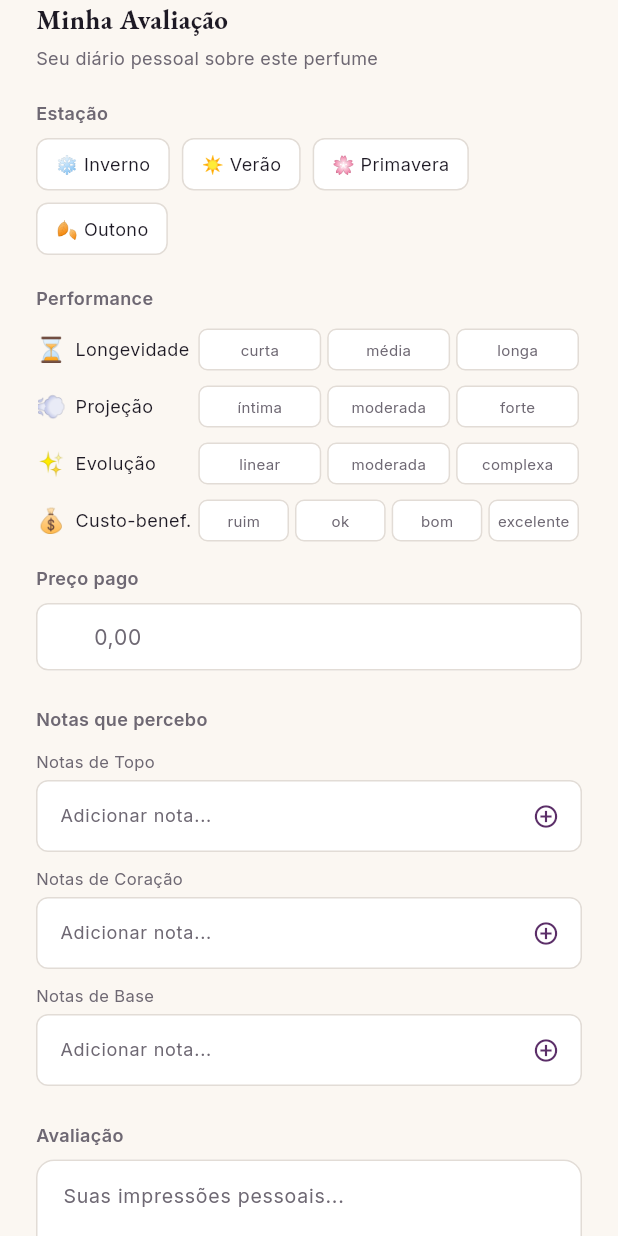
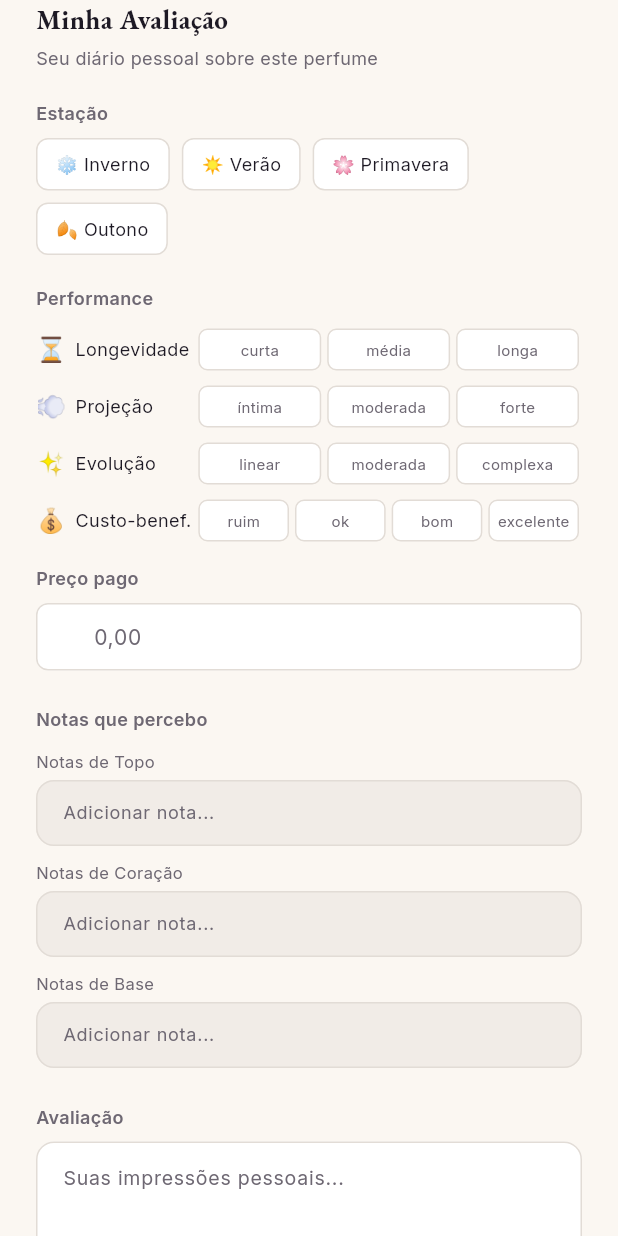
Before and after one commit to tenqueiroga/essencia-app, a Flutter app: the _MinhaAvaliacaoTab widget shown alone on an empty page, opened directly with empty values, on a phone screen of 412 x 824 dp. Run offline on Flutter 3.47's test engine with Material 3 defaults, Android fonts, the phone set to English and light mode, and no system bars; our stand-ins replace cached_network_image, camera, dio, flutter_riverpod, flutter_secure_storage, flutter_svg and 7 more; missing offline and left inert: dart:html, dart:js_util, dart:ui_web; accounts and stored records are empty; network calls fail.

Commit message:
fix: tab icons, autocomplete pattern matching brand search

```diff
--- a/lib/features/perfume_detail/presentation/perfume_detail_page.dart
+++ b/lib/features/perfume_detail/presentation/perfume_detail_page.dart
@@ -669,9 +669,9 @@ class _PerfumeTabSectionState extends State<_PerfumeTabSection> {
               final isActive = activeIndex == index;
               final icon = switch (index) {
                 0 => isActive ? Icons.local_florist : Icons.local_florist_outlined,
-                1 => isActive ? Icons.equalizer : Icons.equalizer_outlined,
+                1 => isActive ? Icons.show_chart : Icons.show_chart,
                 2 => isActive ? Icons.info : Icons.info_outline,
-                3 => isActive ? Icons.rate_review : Icons.rate_review_outlined,
+                3 => isActive ? Icons.star : Icons.star_outline,
                 _ => Icons.circle,
               };
               final label = switch (index) {
@@ -1735,14 +1735,14 @@ class _MinhaAvaliacaoTabState extends State<_MinhaAvaliacaoTab> {
   Widget _notesInput(String label, TextEditingController controller, List<String> notes, ValueChanged<List<String>> onChanged) {
     return StatefulBuilder(
       builder: (context, setLocalState) {
-        // Filter suggestions based on current text
         final query = controller.text.toLowerCase();
         final suggestions = query.length >= 2
             ? _allKnownNotes
                 .where((n) => n.toLowerCase().contains(query) && !notes.contains(n))
-                .take(5)
+                .take(6)
                 .toList()
             : <String>[];
+        final showSuggestions = suggestions.isNotEmpty;
 
         return Column(
           crossAxisAlignment: CrossAxisAlignment.start,
@@ -1768,10 +1768,7 @@ class _MinhaAvaliacaoTabState extends State<_MinhaAvaliacaoTab> {
                     child: Row(
                       mainAxisSize: MainAxisSize.min,
                       children: [
-                        Text(
-                          note,
-                          style: GoogleFonts.inter(fontSize: 11, color: OlfatoTokens.plum),
-                        ),
+                        Text(note, style: GoogleFonts.inter(fontSize: 11, color: OlfatoTokens.plum)),
                         const SizedBox(width: 4),
                         GestureDetector(
                           onTap: () {
@@ -1794,21 +1791,13 @@ class _MinhaAvaliacaoTabState extends State<_MinhaAvaliacaoTab> {
                 hintStyle: GoogleFonts.inter(fontSize: 12, color: OlfatoTokens.gray),
                 isDense: true,
                 filled: true,
-                fillColor: Colors.white,
-                border: OutlineInputBorder(
-                  borderRadius: BorderRadius.circular(8),
-                  borderSide: BorderSide(color: OlfatoTokens.borderLight),
-                ),
-                enabledBorder: OutlineInputBorder(
-                  borderRadius: BorderRadius.circular(8),
-                  borderSide: BorderSide(color: OlfatoTokens.borderLight),
-                ),
-                focusedBorder: OutlineInputBorder(
-                  borderRadius: BorderRadius.circular(8),
-                  borderSide: const BorderSide(color: OlfatoTokens.plum),
-                ),
-                contentPadding: const EdgeInsets.symmetric(horizontal: 12, vertical: 10),
-                suffixIcon: IconButton(
+                fillColor: OlfatoTokens.mist,
+                contentPadding: const EdgeInsets.symmetric(horizontal: 14, vertical: 12),
+                border: OutlineInputBorder(borderRadius: BorderRadius.circular(OlfatoTokens.radiusControl), borderSide: BorderSide.none),
+                enabledBorder: OutlineInputBorder(borderRadius: BorderRadius.circular(OlfatoTokens.radiusControl), borderSide: BorderSide(color: OlfatoTokens.borderLight)),
+                focusedBorder: OutlineInputBorder(borderRadius: BorderRadius.circular(OlfatoTokens.radiusControl), borderSide: BorderSide(color: OlfatoTokens.plum)),
+                suffixIcon: controller.text.isNotEmpty
+                    ? IconButton(
                         icon: const Icon(Icons.add_circle_outline, size: 18, color: OlfatoTokens.plum),
                         onPressed: () {
                           final text = controller.text.trim();
@@ -1819,7 +1808,8 @@ class _MinhaAvaliacaoTabState extends State<_MinhaAvaliacaoTab> {
                             setLocalState(() {});
                           }
                         },
-                ),
+                      )
+                    : null,
               ),
               onSubmitted: (text) {
                 if (text.trim().isNotEmpty) {
@@ -1830,33 +1820,34 @@ class _MinhaAvaliacaoTabState extends State<_MinhaAvaliacaoTab> {
                 }
               },
             ),
-            // Inline suggestions
-            if (suggestions.isNotEmpty)
-              Padding(
-                padding: const EdgeInsets.only(top: 6),
-                child: Wrap(
-                  spacing: 6,
-                  runSpacing: 4,
-                  children: suggestions.map((s) => GestureDetector(
+            if (showSuggestions)
+              Container(
+                margin: const EdgeInsets.only(top: 4),
+                constraints: const BoxConstraints(maxHeight: 180),
+                decoration: BoxDecoration(
+                  color: Colors.white,
+                  borderRadius: BorderRadius.circular(8),
+                  border: Border.all(color: OlfatoTokens.borderLight),
+                  boxShadow: [BoxShadow(color: Colors.black.withValues(alpha: 0.08), blurRadius: 8, offset: const Offset(0, 4))],
+                ),
+                child: ListView.builder(
+                  padding: EdgeInsets.zero,
+                  shrinkWrap: true,
+                  itemCount: suggestions.length,
+                  itemBuilder: (context, index) {
+                    return InkWell(
                       onTap: () {
-                      final updated = List<String>.from(notes)..add(s);
+                        final updated = List<String>.from(notes)..add(suggestions[index]);
                         onChanged(updated);
                         controller.clear();
                         setLocalState(() {});
                       },
-                    child: Container(
-                      padding: const EdgeInsets.symmetric(horizontal: 8, vertical: 4),
-                      decoration: BoxDecoration(
-                        color: Colors.white,
-                        borderRadius: BorderRadius.circular(6),
-                        border: Border.all(color: OlfatoTokens.plum.withValues(alpha: 0.4)),
-                      ),
-                      child: Text(
-                        s,
-                        style: GoogleFonts.inter(fontSize: 11, color: OlfatoTokens.plum),
-                      ),
-                    ),
-                  )).toList(),
+                      child: Padding(
+                        padding: const EdgeInsets.symmetric(horizontal: 14, vertical: 10),
+                        child: Text(suggestions[index], style: GoogleFonts.inter(fontSize: 13, color: OlfatoTokens.ink)),
+                      ),
+                    );
+                  },
                 ),
               ),
           ],
```
Lines whose indentation alone changed are shown as unchanged.
